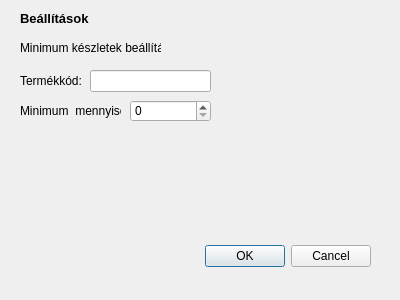
Qt form recept/optiondialog.ui (Teaching-projects/SZE-ProgCpp-2018-E-recept) before a commit.
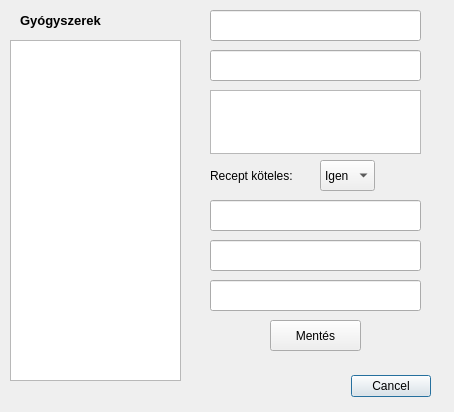
The same form after that commit.

Patch:
```diff
--- a/recept/optiondialog.ui
+++ b/recept/optiondialog.ui
@@ -6,8 +6,8 @@
    <rect>
     <x>0</x>
     <y>0</y>
-    <width>400</width>
-    <height>300</height>
+    <width>454</width>
+    <height>412</height>
    </rect>
   </property>
   <property name="windowTitle">
@@ -16,8 +16,8 @@
   <widget class="QDialogButtonBox" name="buttonBox">
    <property name="geometry">
     <rect>
-     <x>30</x>
-     <y>240</y>
+     <x>90</x>
+     <y>370</y>
      <width>341</width>
      <height>32</height>
     </rect>
@@ -26,7 +26,7 @@
     <enum>Qt::Horizontal</enum>
    </property>
    <property name="standardButtons">
-    <set>QDialogButtonBox::Cancel|QDialogButtonBox::Ok</set>
+    <set>QDialogButtonBox::Cancel</set>
    </property>
   </widget>
   <widget class="QLabel" name="label">
@@ -34,8 +34,8 @@
     <rect>
      <x>20</x>
      <y>10</y>
-     <width>71</width>
-     <height>16</height>
+     <width>141</width>
+     <height>21</height>
     </rect>
    </property>
    <property name="font">
@@ -46,68 +46,134 @@
     </font>
    </property>
    <property name="text">
-    <string>Beállítások</string>
+    <string>Gyógyszerek</string>
    </property>
   </widget>
-  <widget class="QLabel" name="label_2">
+  <widget class="QListWidget" name="drugsList">
    <property name="geometry">
     <rect>
-     <x>20</x>
+     <x>10</x>
      <y>40</y>
-     <width>141</width>
-     <height>16</height>
+     <width>171</width>
+     <height>341</height>
     </rect>
    </property>
-   <property name="text">
-    <string>Minimum készletek beállítása:</string>
+  </widget>
+  <widget class="QLineEdit" name="nameEdit">
+   <property name="geometry">
+    <rect>
+     <x>210</x>
+     <y>10</y>
+     <width>211</width>
+     <height>31</height>
+    </rect>
    </property>
+   <property name="readOnly">
+    <bool>true</bool>
+   </property>
   </widget>
-  <widget class="QLabel" name="label_3">
+  <widget class="QLineEdit" name="codeEdit">
    <property name="geometry">
     <rect>
-     <x>20</x>
-     <y>70</y>
-     <width>81</width>
-     <height>21</height>
+     <x>210</x>
+     <y>50</y>
+     <width>211</width>
+     <height>31</height>
     </rect>
    </property>
-   <property name="text">
-    <string>Termékkód:</string>
+   <property name="readOnly">
+    <bool>true</bool>
    </property>
   </widget>
-  <widget class="QLabel" name="label_4">
+  <widget class="QPlainTextEdit" name="descEdit">
    <property name="geometry">
     <rect>
-     <x>20</x>
-     <y>100</y>
+     <x>210</x>
+     <y>90</y>
+     <width>211</width>
+     <height>64</height>
+    </rect>
+   </property>
+  </widget>
+  <widget class="QLabel" name="label_2">
+   <property name="geometry">
+    <rect>
+     <x>210</x>
+     <y>160</y>
      <width>101</width>
-     <height>21</height>
+     <height>31</height>
     </rect>
    </property>
    <property name="text">
-    <string>Minimum  mennyiség:</string>
+    <string>Recept köteles:</string>
    </property>
   </widget>
-  <widget class="QSpinBox" name="spinBox">
+  <widget class="QComboBox" name="paperBox">
    <property name="geometry">
     <rect>
-     <x>130</x>
-     <y>100</y>
-     <width>81</width>
-     <height>22</height>
+     <x>320</x>
+     <y>160</y>
+     <width>55</width>
+     <height>31</height>
     </rect>
    </property>
+   <item>
+    <property name="text">
+     <string>Igen</string>
+    </property>
+   </item>
+   <item>
+    <property name="text">
+     <string>Nem</string>
+    </property>
+   </item>
   </widget>
   <widget class="QLineEdit" name="lineEdit">
    <property name="geometry">
     <rect>
-     <x>90</x>
-     <y>70</y>
-     <width>121</width>
-     <height>22</height>
+     <x>210</x>
+     <y>200</y>
+     <width>211</width>
+     <height>31</height>
     </rect>
    </property>
   </widget>
+  <widget class="QLineEdit" name="priceEdit">
+   <property name="geometry">
+    <rect>
+     <x>210</x>
+     <y>240</y>
+     <width>211</width>
+     <height>31</height>
+    </rect>
+   </property>
+  </widget>
+  <widget class="QPushButton" name="pushButton">
+   <property name="geometry">
+    <rect>
+     <x>270</x>
+     <y>320</y>
+     <width>91</width>
+     <height>31</height>
+    </rect>
+   </property>
+   <property name="text">
+    <string>Mentés</string>
+   </property>
+  </widget>
+  <widget class="QLineEdit" name="countEdit">
+   <property name="geometry">
+    <rect>
+     <x>210</x>
+     <y>280</y>
+     <width>211</width>
+     <height>31</height>
+    </rect>
+   </property>
+   <property name="readOnly">
+    <bool>true</bool>
+   </property>
+  </widget>
  </widget>
  <resources/>
  <connections>
```
Left out of the diff: 4 changed lines with no effect on the pictures.
